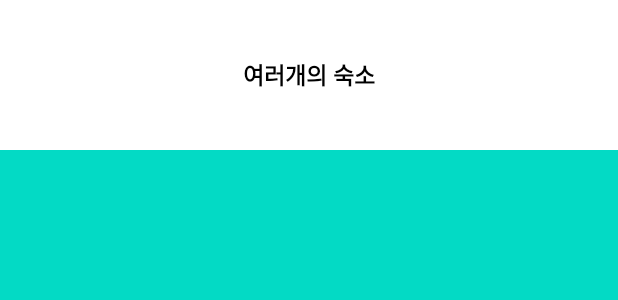
After one commit to DevLJW/Accommodationreservation, an Android app: the layout bottom_sheet.xml on its own in the app's theme, with its tools: preview values and no code run, on a phone screen of 412 x 824 dp. The commit adds this screen. Shown: the top 300 px of the screen. Run offline under Robolectric (Android 15) with nearby library versions, the phone set to English and light mode, and no system bars.

Commit message:
CoordinatorLayout(bottomsheet) add

```diff
--- /dev/null
+++ b/app/src/main/res/drawable/top_radius_white_background.xml
@@ -0,0 +1,12 @@
+<?xml version="1.0" encoding="utf-8"?>
+<shape xmlns:android="http://schemas.android.com/apk/res/android"
+    android:shape="rectangle">
+
+    <solid android:color="@color/white"/>
+    <corners android:topRightRadius="30dp"/>
+    <corners android:topLeftRadius="30dp"/>
+
+
+
+
+    </shape>
--- a/app/src/main/res/layout/activity_main.xml
+++ b/app/src/main/res/layout/activity_main.xml
@@ -1,5 +1,5 @@
 <?xml version="1.0" encoding="utf-8"?>
-<androidx.constraintlayout.widget.ConstraintLayout xmlns:android="http://schemas.android.com/apk/res/android"
+<androidx.coordinatorlayout.widget.CoordinatorLayout xmlns:android="http://schemas.android.com/apk/res/android"
     xmlns:app="http://schemas.android.com/apk/res-auto"
     xmlns:tools="http://schemas.android.com/tools"
     android:layout_width="match_parent"
@@ -13,4 +13,7 @@
         android:layout_height="match_parent"
         />
 
-</androidx.constraintlayout.widget.ConstraintLayout>
+<include layout="@layout/bottom_sheet"/>
+
+
+</androidx.coordinatorlayout.widget.CoordinatorLayout>
--- /dev/null
+++ b/app/src/main/res/layout/bottom_sheet.xml
@@ -0,0 +1,37 @@
+<?xml version="1.0" encoding="utf-8"?>
+<androidx.constraintlayout.widget.ConstraintLayout xmlns:android="http://schemas.android.com/apk/res/android"
+    android:layout_width="match_parent"
+    android:layout_height="match_parent"
+    app:layout_behavior="com.google.android.material.bottomsheet.BottomSheetBehavior"
+    app:behavior_peekHeight="100dp"
+    android:background="@drawable/top_radius_white_background"
+    xmlns:app="http://schemas.android.com/apk/res-auto">
+
+    <TextView
+        android:id="@+id/bottomsheetid"
+
+        android:gravity="center"
+        android:textSize="15sp"
+        android:textStyle="bold"
+        android:textColor="@color/black"
+        android:text="여러개의 숙소"
+        android:layout_width="0dp"
+        android:layout_height="100dp"
+        app:layout_constraintStart_toStartOf="parent"
+        app:layout_constraintTop_toTopOf="parent"
+        app:layout_constraintEnd_toEndOf="parent"
+
+        />
+
+
+        <View
+            app:layout_constraintTop_toBottomOf="@id/bottomsheetid"
+            app:layout_constraintEnd_toEndOf="parent"
+            app:layout_constraintStart_toStartOf="parent"
+            app:layout_constraintBottom_toBottomOf="parent"
+            android:background="@color/teal_200"
+            android:layout_width="0dp"
+            android:layout_height="0dp"
+
+            />
+</androidx.constraintlayout.widget.ConstraintLayout>
```
